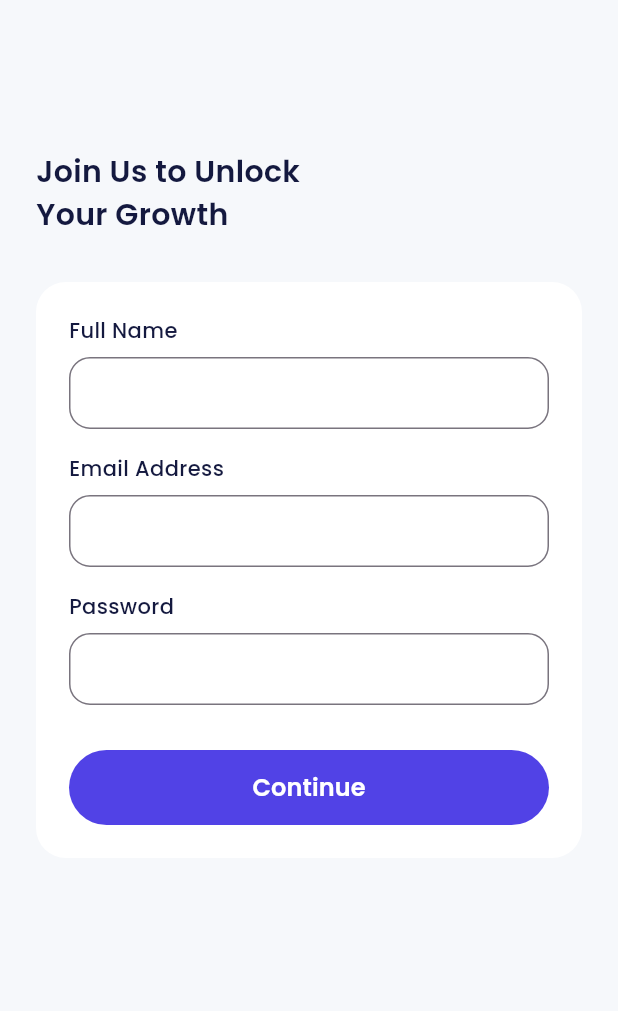
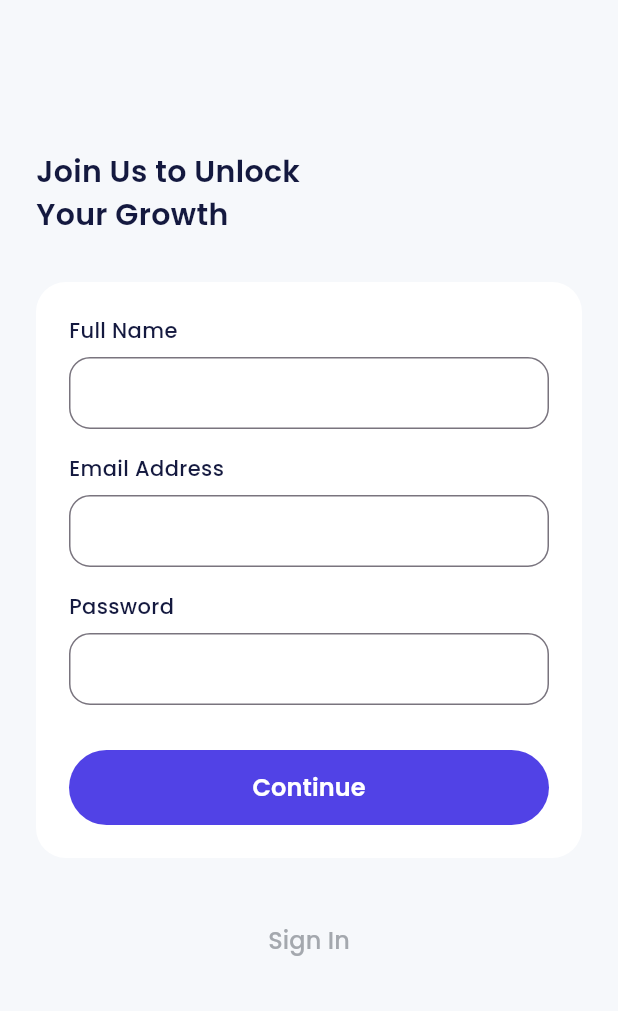
Before and after one commit to ahsar04/bank_sha, a Flutter app: the SignUpPage screen opened by its route, on a phone screen of 412 x 824 dp, the part 225-1236 px from its top. Run offline on Flutter 3.47's test engine with Material 3 defaults, Android fonts, the phone set to English and light mode, and no system bars; our stand-ins replace another_flushbar, bloc, carousel_slider, equatable, flutter_bloc, google_fonts.

```diff
--- a/lib/ui/pages/sign_up_page.dart
+++ b/lib/ui/pages/sign_up_page.dart
@@ -1,15 +1,51 @@
+import 'package:bank_sha/bloc/auth/auth_bloc.dart';
+import 'package:bank_sha/shared/shered_methods.dart';
 import 'package:bank_sha/shared/theme.dart';
 import 'package:bank_sha/ui/widgets/buttons.dart';
 import 'package:bank_sha/ui/widgets/form.dart';
 import 'package:flutter/material.dart';
+import 'package:flutter_bloc/flutter_bloc.dart';
 
-class SignUpPage extends StatelessWidget {
+class SignUpPage extends StatefulWidget {
   const SignUpPage({super.key});
+
+  @override
+  State<SignUpPage> createState() => _SignUpPageState();
+}
+
+class _SignUpPageState extends State<SignUpPage> {
+  final nameController = TextEditingController(text: "");
+  final emailController = TextEditingController(text: "");
+  final passwordController = TextEditingController(text: "");
+
+  bool validate() {
+    if (nameController.text.isEmpty ||
+        emailController.text.isEmpty ||
+        passwordController.text.isEmpty) {
+      return false;
+    }
+    return true;
+  }
 
   @override
   Widget build(BuildContext context) {
     return Scaffold(
-      body: ListView(
+      body: BlocConsumer<AuthBloc, AuthState>(
+        listener: (context, state) {
+          if (state is AuthFailed) {
+            showCustomSnackbar(context, state.e);
+          }
+          if (state is AuthCheckEmailSuccess) {
+            Navigator.pushNamed(context, '/sign-up-set-profile');
+          }
+        },
+        builder: (context, state) {
+          if (state is AuthLoading) {
+            return const Center(
+              child: CircularProgressIndicator(),
+            );
+          }
+          return ListView(
             padding: const EdgeInsets.symmetric(
               horizontal: 24,
             ),
@@ -48,21 +84,24 @@ class SignUpPage extends StatelessWidget {
                 child: Column(
                   crossAxisAlignment: CrossAxisAlignment.start,
                   children: [
-                const CustomFormField(
+                    CustomFormField(
                       title: 'Full Name',
+                      controller: nameController,
                     ),
                     const SizedBox(
                       height: 16,
                     ),
-                const CustomFormField(
+                    CustomFormField(
                       title: 'Email Address',
+                      controller: emailController,
                     ),
                     const SizedBox(
                       height: 16,
                     ),
-                const CustomFormField(
+                    CustomFormField(
                       title: 'Password',
                       obscureText: true,
+                      controller: passwordController,
                     ),
                     const SizedBox(
                       height: 30,
@@ -70,16 +109,34 @@ class SignUpPage extends StatelessWidget {
                     CustomFilledButton(
                       title: 'Continue',
                       onPressed: () {
-                    Navigator.pushNamed(context, '/sign-up-set-profile');
+                        if (validate()) {
+                          context
+                              .read<AuthBloc>()
+                              .add(AuthCheckEmail(emailController.text));
+                        } else {
+                          showCustomSnackbar(
+                              context, "Semua field harus diisi!");
+                        }
                       },
-                )
+                    ),
                   ],
                 ),
+              ),
+              const SizedBox(
+                height: 30,
+              ),
+              CustomTextButton(
+                title: 'Sign In',
+                onPressed: () {
+                  Navigator.pushNamed(context, '/sign-in');
+                },
               ),
               const SizedBox(
                 height: 50,
               ),
             ],
+          );
+        },
       ),
     );
   }
--- a/lib/ui/widgets/form.dart
+++ b/lib/ui/widgets/form.dart
@@ -5,6 +5,7 @@ class CustomFormField extends StatelessWidget {
   final String title;
   final bool obscureText;
   final bool isShowTitle;
+  final bool isvalidator;
   final TextEditingController? controller;
 
   const CustomFormField({
@@ -12,8 +13,21 @@ class CustomFormField extends StatelessWidget {
     required this.title,
     this.obscureText = false,
     this.isShowTitle = true,
+    this.isvalidator = false,
     this.controller,
   });
+
+// email validator
+  // bool isValidEmail(String email) {
+  //   final RegExp emailRegex = RegExp(r'^[\w-]+(\.[\w-]+)*@[\w-]+(\.[\w-]+)+$');
+  //   return emailRegex.hasMatch(email);
+  // }
+// pass validator
+  // bool isValidPassword(String password) {
+  //   final RegExp passwordRegex =
+  //       RegExp(r'^(?=.*[A-Za-z])(?=.*\d)[A-Za-z\d]{8,}$');
+  //   return passwordRegex.hasMatch(password);
+  // }
 
   @override
   Widget build(BuildContext context) {
```
Also changed, not shown: lib/ui/pages/sign_in_page.dart (+12 -2 lines). Lines whose indentation alone changed are shown as unchanged.
